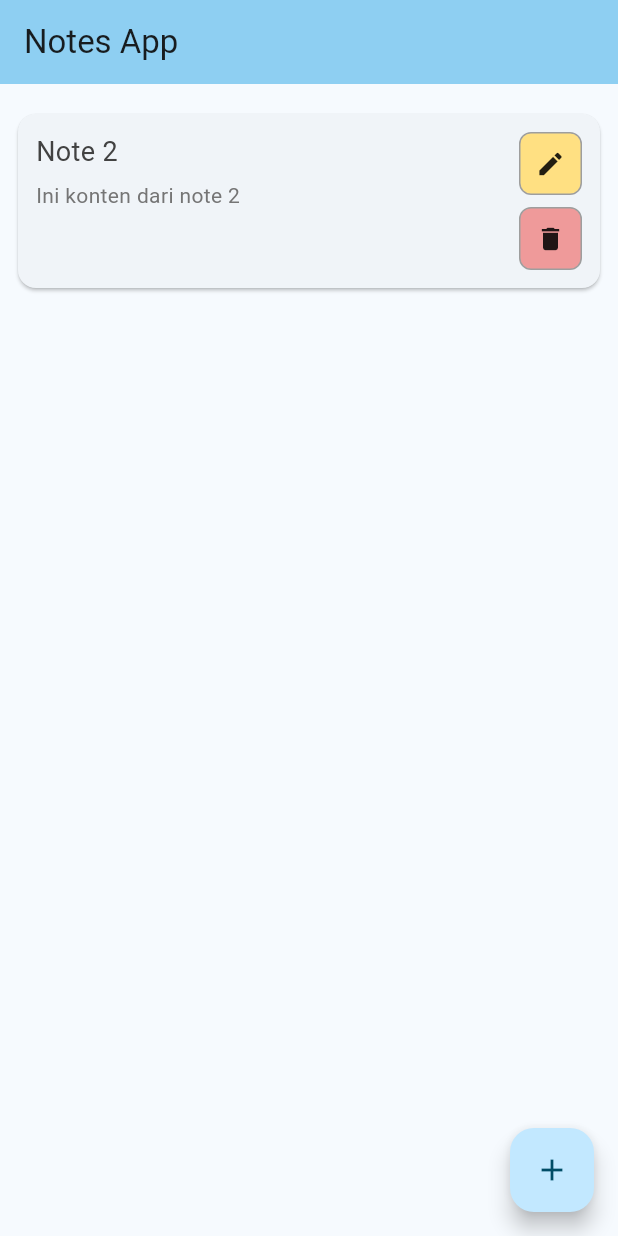
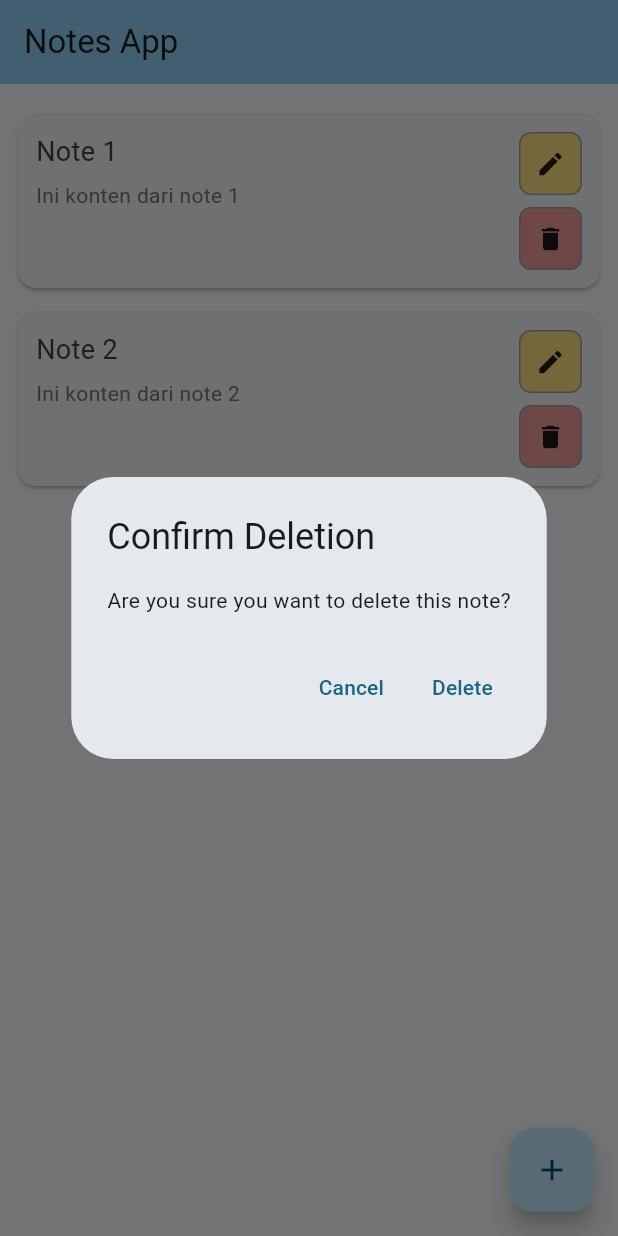
Before and after one commit to korekorokero/notesapp, a Flutter app: the screen it shows after launch, after a tap on the "delete" icon, on a phone screen of 412 x 824 dp. Run offline on Flutter 3.47's test engine with Material 3 defaults, Android fonts, the phone set to English and light mode, and no system bars.

Commit message:
added delete confirmation

```diff
--- a/lib/pages/note_card.dart
+++ b/lib/pages/note_card.dart
@@ -70,7 +70,31 @@ class NoteCard extends StatelessWidget {
                 SizedBox(height: 8.0),
                 InkWell(
                   borderRadius: BorderRadius.circular(8.0),
-                  onTap: onDelete,
+                  onTap: () async {
+                    final shouldDelete = await showDialog<bool>(
+                      context: context,
+                      builder: (BuildContext ctx) {
+                        return AlertDialog(
+                          title: Text('Confirm Deletion'),
+                          content: Text('Are you sure you want to delete this note?'),
+                          actions: [
+                            TextButton(
+                              onPressed: () => Navigator.pop(ctx, false),
+                              child: Text('Cancel'),
+                            ),
+                            TextButton(
+                              onPressed: () => Navigator.pop(ctx, true),
+                              child: Text('Delete'),
+                            ),
+                          ],
+                        );
+                      },
+                    );
+
+                    if (shouldDelete == true) {
+                      onDelete();
+                    }
+                  },
                   child: Ink(
                     decoration: BoxDecoration(
                       color: Colors.red.shade200,
```
